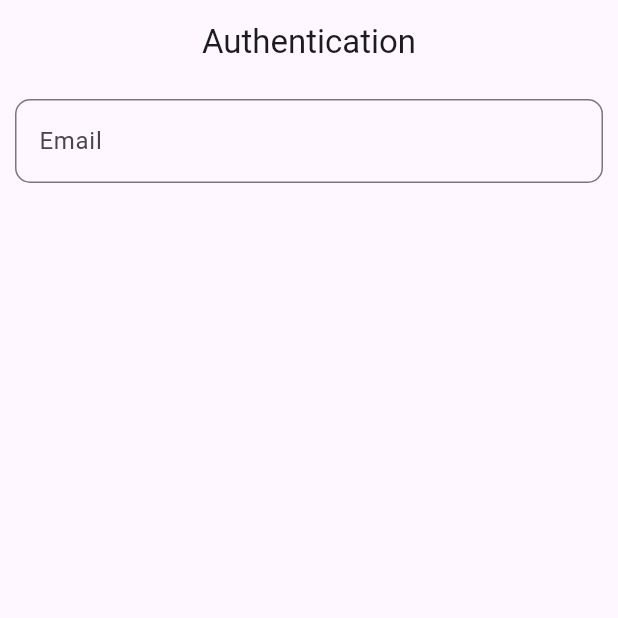
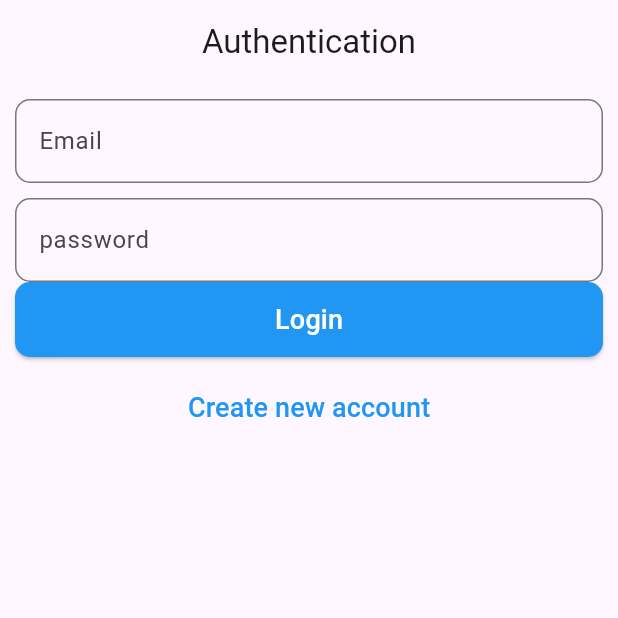
Before and after one commit to harshcode2109/todo_flutter, a Flutter app: the screen it shows after launch, on a phone screen of 412 x 824 dp, the top half of it. Run offline on Flutter 3.47's test engine with Material 3 defaults, Android fonts, the phone set to English and light mode, and no system bars; our stand-ins replace cloud_firestore, firebase_auth, firebase_core, google_fonts; accounts and stored records are empty.

Commit message:
Integrated Firebase Auth, added Home screen, and updated gradle config

```diff
--- a/lib/main.dart
+++ b/lib/main.dart
@@ -1,7 +1,13 @@
+import 'package:firebase_auth/firebase_auth.dart';
+import 'package:firebase_core/firebase_core.dart';
 import 'package:flutter/material.dart';
 import 'package:todo_flutter/screens/authscreen.dart';
+import 'package:todo_flutter/screens/home.dart';
+import 'firebase_options.dart';
 
-void main() {
+void main() async {
+  WidgetsFlutterBinding.ensureInitialized();
+  await Firebase.initializeApp(options: DefaultFirebaseOptions.currentPlatform);
   runApp(const MyApp());
 }
 
@@ -15,10 +21,18 @@ class MyApp extends StatelessWidget {
       debugShowCheckedModeBanner: false,
       title: 'Flutter Demo',
       theme: ThemeData(
-
         colorScheme: ColorScheme.fromSeed(seedColor: Colors.deepPurple),
       ),
-      home: AuthScreen(),
+      home: StreamBuilder(
+        stream: FirebaseAuth.instance.authStateChanges(),
+        builder: (context, userSnapshot) {
+          if (userSnapshot.hasData) {
+            return const Home();
+          } else {
+            return const AuthScreen();
+          }
+        },
+      ),
     );
   }
 }
--- a/lib/screens/authform.dart
+++ b/lib/screens/authform.dart
@@ -11,66 +11,71 @@ class AuthForm extends StatefulWidget {
 }
 
 class _AuthFormState extends State<AuthForm> {
-  final _formKey=GlobalKey<FormState>();
-  var _email='';
-  var _password='';
-  var _username='';
-  bool _isLogin=true;
+  final _formKey = GlobalKey<FormState>();
+  var _email = '';
+  var _password = '';
+  var _username = '';
+  bool _isLogin = true;
 
-  startauthentication() async{
-    final isvalid=_formKey.currentState!.validate();
+  startauthentication() async {
+    final isvalid = _formKey.currentState!.validate();
     FocusScope.of(context).unfocus();
 
-    if(isvalid){
+    if (isvalid) {
       _formKey.currentState!.save();
-      submitform(_email,_password,_username);
+      submitform(_email, _password, _username);
     }
   }
-  submitform(String email, String password, String username) async{
-    final auth=FirebaseAuth.instance;
+
+  submitform(String email, String password, String username) async {
+    final auth = FirebaseAuth.instance;
     UserCredential authResult;
 
-    try{
-      if(_isLogin){
-        authResult=await auth.signInWithEmailAndPassword(email: email, password: password );
-
-      }
-      else{
-        authResult= await auth.createUserWithEmailAndPassword(email: email, password: password  );
-        String uid= authResult.user!.uid;
+    try {
+      if (_isLogin) {
+        authResult = await auth.signInWithEmailAndPassword(
+          email: email,
+          password: password,
+        );
+      } else {
+        authResult = await auth.createUserWithEmailAndPassword(
+          email: email,
+          password: password,
+        );
+        String uid = authResult.user!.uid;
         await FirebaseFirestore.instance.collection('users').doc(uid).set({
           'username': username,
           'email': email,
         });
       }
-
-    }
-    catch(error){
+    } catch (error) {
       print(error);
     }
   }
+
   @override
   Widget build(BuildContext context) {
     return Container(
       height: MediaQuery.of(context).size.height,
       width: MediaQuery.of(context).size.width,
       child: ListView(
-        children: <Widget> [
-           Padding(padding: EdgeInsets.all(10.0),
+        children: <Widget>[
+          Padding(
+            padding: EdgeInsets.all(10.0),
             child: Form(
               key: _formKey,
               child: Column(
                 mainAxisAlignment: MainAxisAlignment.center,
                 children: [
                   TextFormField(
-                validator: (value){
-                  if(value!.isEmpty|| !value.contains('@')){
+                    validator: (value) {
+                      if (value!.isEmpty || !value.contains('@')) {
                         return 'Please enter a valid email address';
                       }
                       return null;
                     },
-                onSaved: (value){
-                  _email=value!;
+                    onSaved: (value) {
+                      _email = value!;
                     },
                     keyboardType: TextInputType.emailAddress,
                     key: ValueKey('email'),
@@ -80,20 +85,97 @@ class _AuthFormState extends State<AuthForm> {
                       labelStyle: GoogleFonts.roboto(),
                       border: OutlineInputBorder(
                         borderRadius: BorderRadius.circular(10.0),
-                  )
                       ),
-              )
-            ],
-
-
-    ),)
+                    ),
+                  ),
+                  if (!_isLogin)
+                    Padding(
+                      padding: const EdgeInsets.only(top: 10.0),
+                      child: TextFormField(
+                        onSaved: (value) {
+                          _username = value!;
+                        },
+                        key: ValueKey('username'),
+                        decoration: InputDecoration(
+                          labelText: 'Username',
+                          hintText: 'Enter your username',
+                          labelStyle: GoogleFonts.roboto(),
+                          border: OutlineInputBorder(
+                            borderRadius: BorderRadius.circular(10.0),
+                          ),
+                        ),
+                      ),
+                    ),
+                  SizedBox(height: 10.0),
+                  TextFormField(
+                    obscureText: true,
+                    validator: (value) {
+                      if (value!.isEmpty || value.length < 7) {
+                        return 'Please enter a valid password';
+                      }
+                      return null;
+                    },
+                    onSaved: (value) {
+                      _password = value!;
+                    },
+                    key: ValueKey('password'),
+                    decoration: InputDecoration(
+                      labelText: 'password',
+                      hintText: 'Enter your password',
+                      labelStyle: GoogleFonts.roboto(),
+                      border: OutlineInputBorder(
+                        borderRadius: BorderRadius.circular(10.0),
+                      ),
+                    ),
+                  ),
+                  SizedBox(
+                    width: double.infinity, // 👈 makes button full width
+                    height: 50,
+                    child: ElevatedButton(
+                      style: ElevatedButton.styleFrom(
+                        backgroundColor: Colors.blue,
+                        shape: RoundedRectangleBorder(
+                          borderRadius: BorderRadius.circular(10),
+                        ),
                       ),
 
-
+                      onPressed: () {
+                        startauthentication();
+                      },
+                      child: Text(
+                        _isLogin ? 'Login' : 'Sign Up',
+                        style: GoogleFonts.roboto(
+                          color: Colors.white,
+                          fontSize: 18.0,
+                        ),
+                      ),
+                    ),
+                  ),
+                  SizedBox(height: 10.0),
+                  Container(
+                    child: TextButton(
+                      onPressed: () {
+                        setState(() {
+                          _isLogin = !_isLogin;
+                        });
+                      },
+                      child: Text(
+                        _isLogin
+                            ? 'Create new account'
+                            : 'I already have an account',
+                        style: GoogleFonts.roboto(
+                          color: Colors.blue,
+                          fontSize: 18.0,
+                        ),
+                      ),
+                    ),
+                  ),
                 ],
               ),
-
-
+            ),
+          ),
+        ],
+      ),
     );
   }
 }
--- /dev/null
+++ b/lib/screens/home.dart
@@ -0,0 +1,14 @@
+import 'package:flutter/material.dart';
+
+class Home extends StatefulWidget {
+  const Home({super.key});
+  @override
+  State<Home> createState() => _HomeState();
+}
+
+class _HomeState extends State<Home> {
+  @override
+  Widget build(BuildContext context) {
+    return const Placeholder();
+  }
+}
```
Also changed, not shown: firebase.json (added), lib/firebase_options.dart (added), 2 other files. Lines whose indentation alone changed are shown as unchanged.
